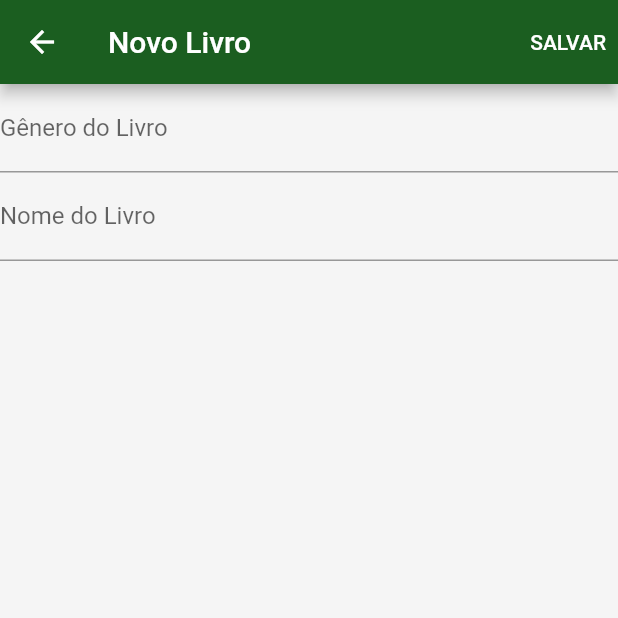
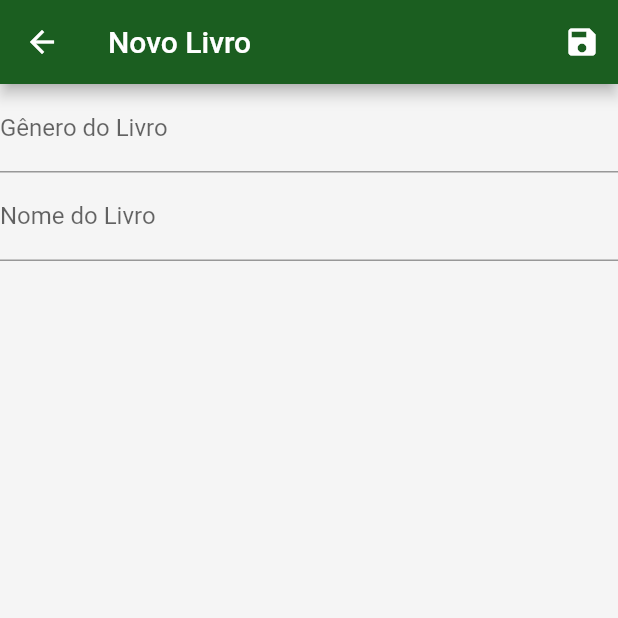
Before and after one commit to BrunoDua/pratica3, a Flutter app: the Cadastro screen opened by its route, on a phone screen of 412 x 824 dp, the top half of it. Run offline on Flutter 3.47's test engine with Material 2 defaults, Android fonts, the phone set to English and light mode, and no system bars.

Commit message:
Update cadastro.dart

```diff
--- a/lib/screens/cadastro.dart
+++ b/lib/screens/cadastro.dart
@@ -11,7 +11,7 @@ class Cadastro extends StatelessWidget {
           backgroundColor: Colors.green[900],
           title: Text('Novo Livro'),
           actions: [
-            TextButton(child: Text('SALVAR', style: TextStyle(color: Colors.white)), onPressed: () => Navigator.pop(context)),
+            IconButton(icon: Icon(Icons.save), onPressed: () => Navigator.pop(context)),
           ],
         ),
         body: Column(children: [
```
